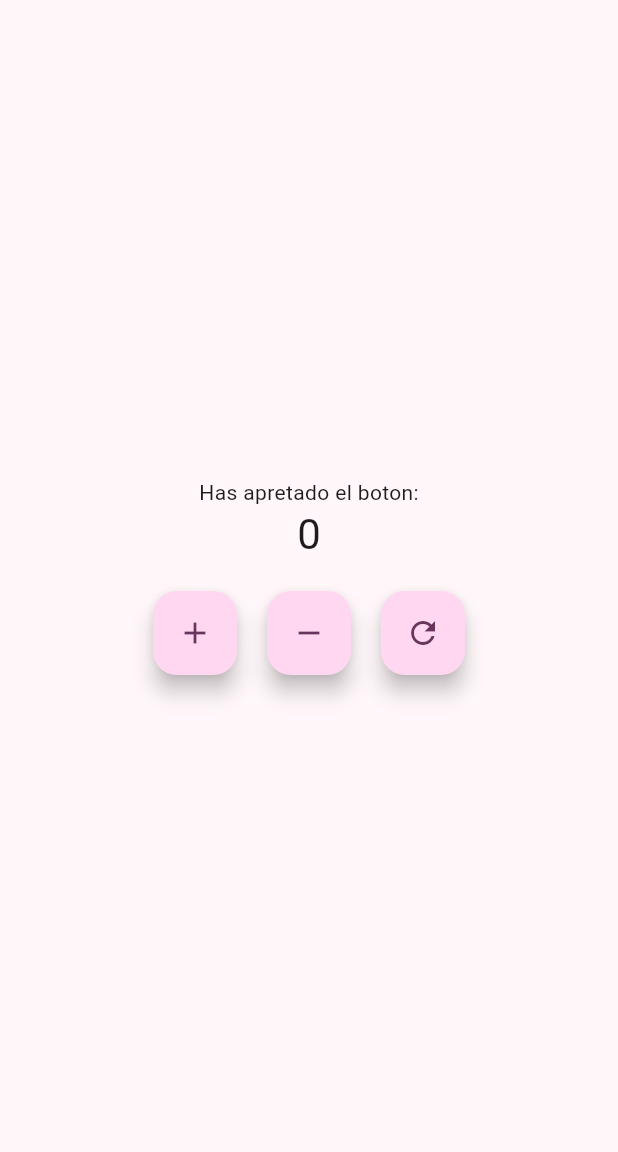
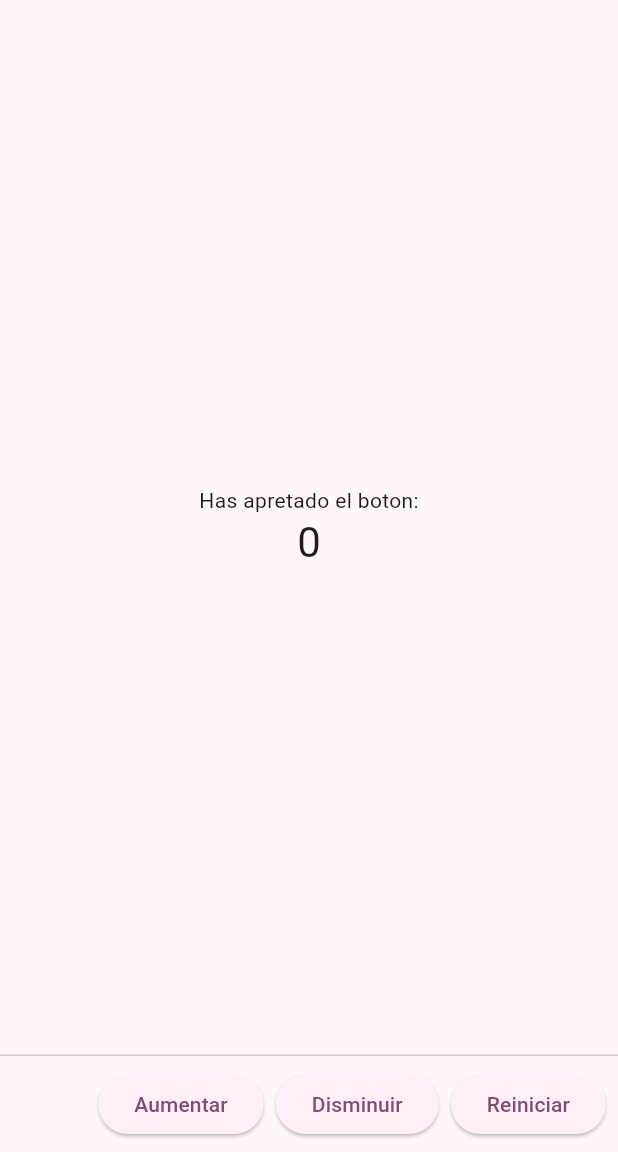
Before and after one commit to JoaquinMunoz0/3479A321_2022479050, a Flutter app: the screen it shows after launch, on a phone screen of 412 x 824 dp, the part 84-1236 px from its top. Run offline on Flutter 3.47's test engine with Material 3 defaults, Android fonts, the phone set to English and light mode, and no system bars.

Commit message:
Commit 4
Cambiados los botones flotantes por persistentes en el widget Scaffold.

```diff
--- a/Proyecto_flutter/flutter_application/lib/main.dart
+++ b/Proyecto_flutter/flutter_application/lib/main.dart
@@ -67,32 +67,23 @@ class _MyHomePageState extends State<MyHomePage> {
               '$_counter',
               style: Theme.of(context).textTheme.headlineMedium,
             ),
-            const SizedBox(height: 20), // Espacio entre los elementos
-            Row(
-              mainAxisAlignment: MainAxisAlignment.center,
-              children: [
-                FloatingActionButton(
-                  onPressed: _incrementarContador,
-                  tooltip: 'Aumentar',
-                  child: const Icon(Icons.add),
-                ),
-                const SizedBox(width: 20), // Espacio entre botones
-                FloatingActionButton(
-                  onPressed: _disminuirContador,
-                  tooltip: 'Disminuir',
-                  child: const Icon(Icons.remove),
-                ),
-                const SizedBox(width: 20), // Espacio entre botones
-                FloatingActionButton(
-                  onPressed: _reiniciarContador,
-                  tooltip: 'Reiniciar',
-                  child: const Icon(Icons.refresh),
-                ),
-              ],
-            ),
           ],
         ),
       ),
+      persistentFooterButtons: [
+        ElevatedButton(
+          onPressed: _incrementarContador,
+          child: const Text('Aumentar'),
+        ),
+        ElevatedButton(
+          onPressed: _disminuirContador,
+          child: const Text('Disminuir'),
+        ),
+        ElevatedButton(
+          onPressed: _reiniciarContador,
+          child: const Text('Reiniciar'),
+        ),
+      ],
     );
   }
 }
```
